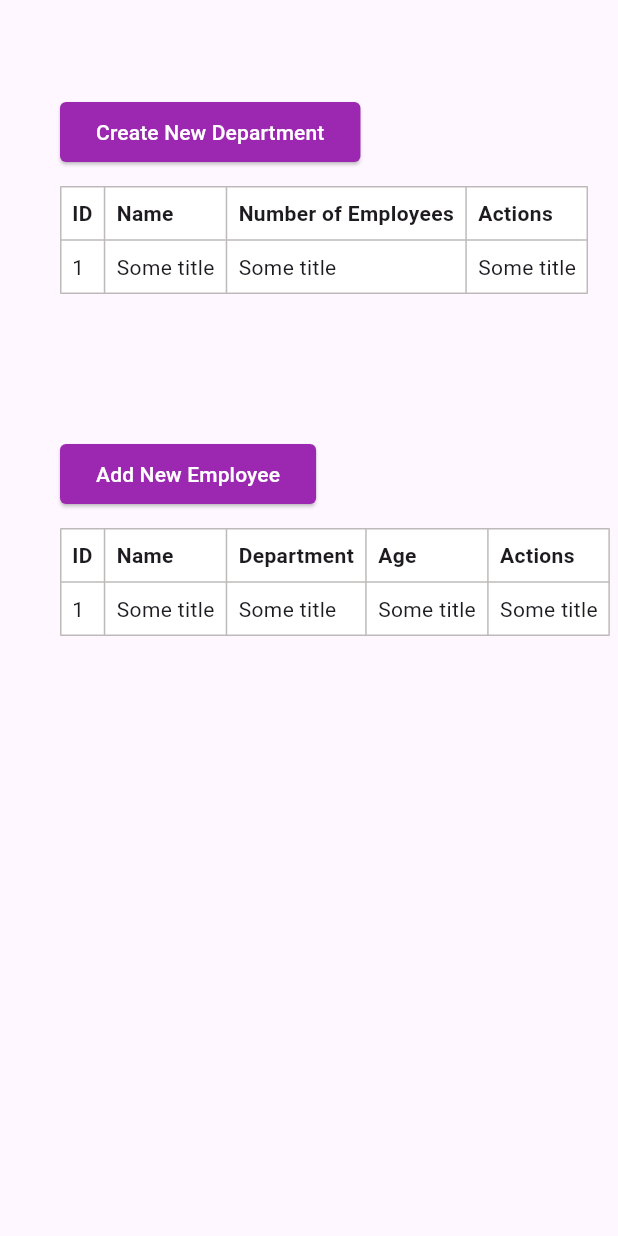
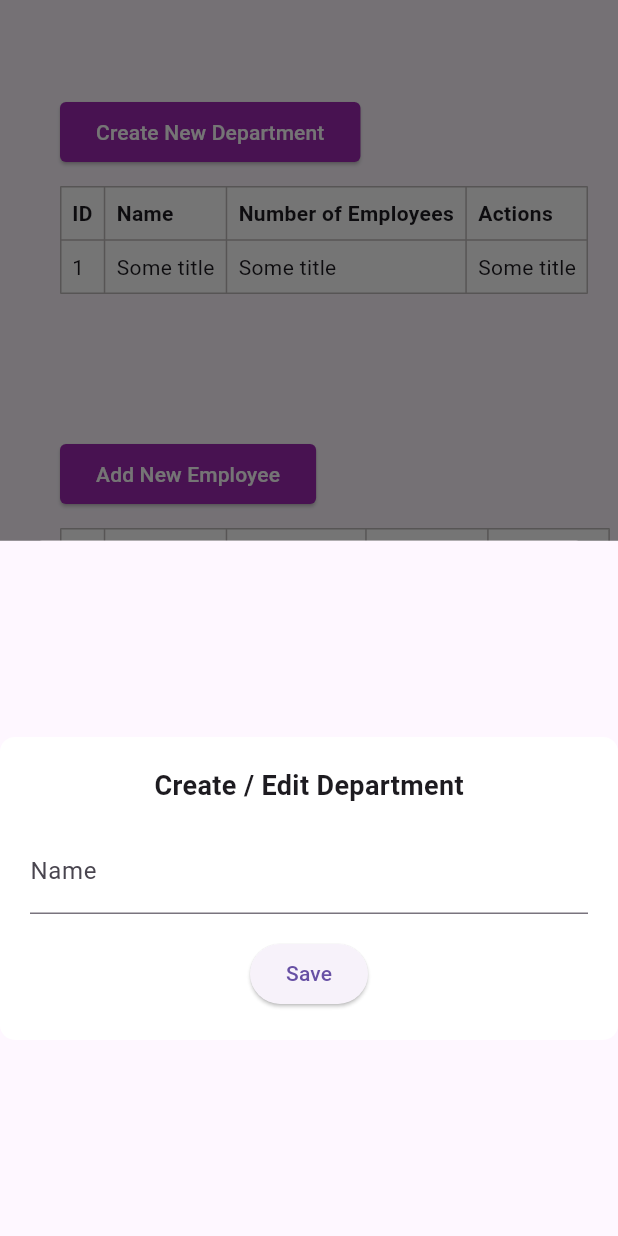
Before and after one commit to ShinanTc/flutter-assignment, a Flutter app: the screen it shows after launch, after a tap on "Create New Department", on a phone screen of 412 x 824 dp. Run offline on Flutter 3.47's test engine with Material 3 defaults, Android fonts, the phone set to English and light mode, and no system bars.

Commit message:
modal functionality created

```diff
--- /dev/null
+++ b/lib/ui/modals/create_edit_department_modal.dart
@@ -0,0 +1,47 @@
+import 'package:flutter/material.dart';
+
+class CreateEditDepartmentModal extends StatelessWidget {
+  const CreateEditDepartmentModal({super.key});
+
+  @override
+  Widget build(BuildContext context) {
+    return Scaffold(
+      body: Center(
+        child: SingleChildScrollView(
+          child: Container(
+            padding: const EdgeInsets.all(20),
+            decoration: BoxDecoration(
+              color: Colors.white,
+              borderRadius: BorderRadius.circular(10),
+            ),
+            child: Column(
+              mainAxisSize: MainAxisSize.min,
+              children: [
+                const Text(
+                  'Create / Edit Department',
+                  style: TextStyle(
+                    fontSize: 18,
+                    fontWeight: FontWeight.bold,
+                  ),
+                ),
+                const SizedBox(height: 16),
+                const TextField(
+                  decoration: InputDecoration(
+                    labelText: 'Name',
+                  ),
+                ),
+                const SizedBox(height: 16),
+                ElevatedButton(
+                  onPressed: () {
+                    // Handle save button click
+                  },
+                  child: const Text('Save'),
+                ),
+              ],
+            ),
+          ),
+        ),
+      ),
+    );
+  }
+}
--- a/lib/ui/screens/home_screen.dart
+++ b/lib/ui/screens/home_screen.dart
@@ -7,36 +7,58 @@ import '../../values/values.dart';
 import '../utils/tables/department_table.dart';
 import '../utils/tables/employee_table.dart';
 
+import '../modals/create_edit_department_modal.dart';
+
 class HomeScreen extends StatelessWidget {
   const HomeScreen({super.key});
 
   @override
   Widget build(BuildContext context) {
-    return const Scaffold(
+    return Scaffold(
       body: Column(
         children: [
           Align(
             alignment: Alignment.topLeft,
             child: Padding(
               padding: buttonPadding,
-              child: CustomButton(text: 'Create New Department'),
+              child: CustomButton(
+                text: 'Create New Department',
+                onPressed: () {
+                  showModalBottomSheet(
+                    context: context,
+                    builder: (BuildContext context) {
+                      return const CreateEditDepartmentModal();
+                    },
+                  );
+                },
+              ),
             ),
           ),
-          SizedBox(height: 12),
-          Align(
+          const SizedBox(height: 12),
+          const Align(
             alignment: Alignment.centerLeft,
             child: Padding(padding: tablePadding, child: DepartmentTable()),
           ),
-          SizedBox(height: 32),
+          const SizedBox(height: 32),
           Align(
             alignment: Alignment.topLeft,
             child: Padding(
               padding: buttonPadding,
-              child: CustomButton(text: 'Add New Employee'),
+              child: CustomButton(
+                text: 'Add New Employee',
+                onPressed: () {
+                  showModalBottomSheet(
+                    context: context,
+                    builder: (BuildContext context) {
+                      return const CreateEditDepartmentModal();
+                    },
+                  );
+                },
+              ),
             ),
           ),
-          SizedBox(height: 12),
-          Align(
+          const SizedBox(height: 12),
+          const Align(
             alignment: Alignment.centerLeft,
             child: Padding(padding: tablePadding, child: EmployeeTable()),
           ),
--- a/lib/ui/utils/custom_button.dart
+++ b/lib/ui/utils/custom_button.dart
@@ -2,15 +2,14 @@ import 'package:flutter/material.dart';
 import '../../values/values.dart';
 
 class CustomButton extends StatelessWidget {
-  const CustomButton({super.key, required this.text});
+  const CustomButton({super.key, required this.text, required this.onPressed});
   final String text; // Add a string property to hold the button text
+  final VoidCallback onPressed;
 
   @override
   Widget build(BuildContext context) {
     return ElevatedButton(
-      onPressed: () {
-        // TODO: Implement create new department logic
-      },
+      onPressed: onPressed,
       style: ElevatedButton.styleFrom(
           backgroundColor: primaryColor,
           shape:
```
